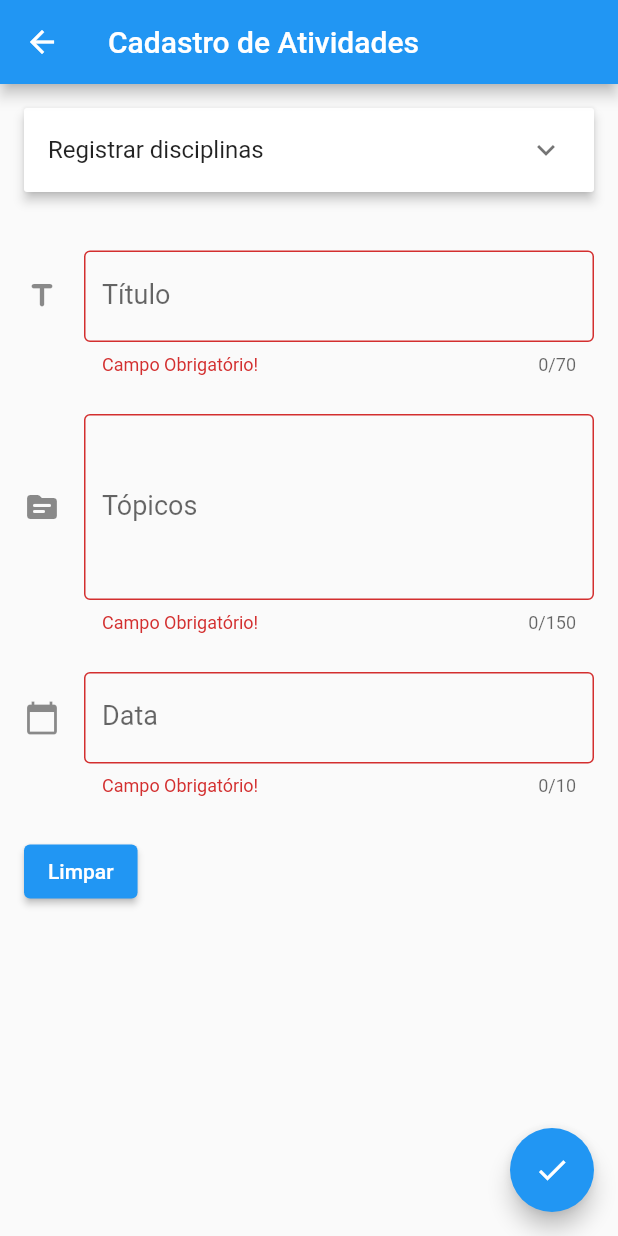
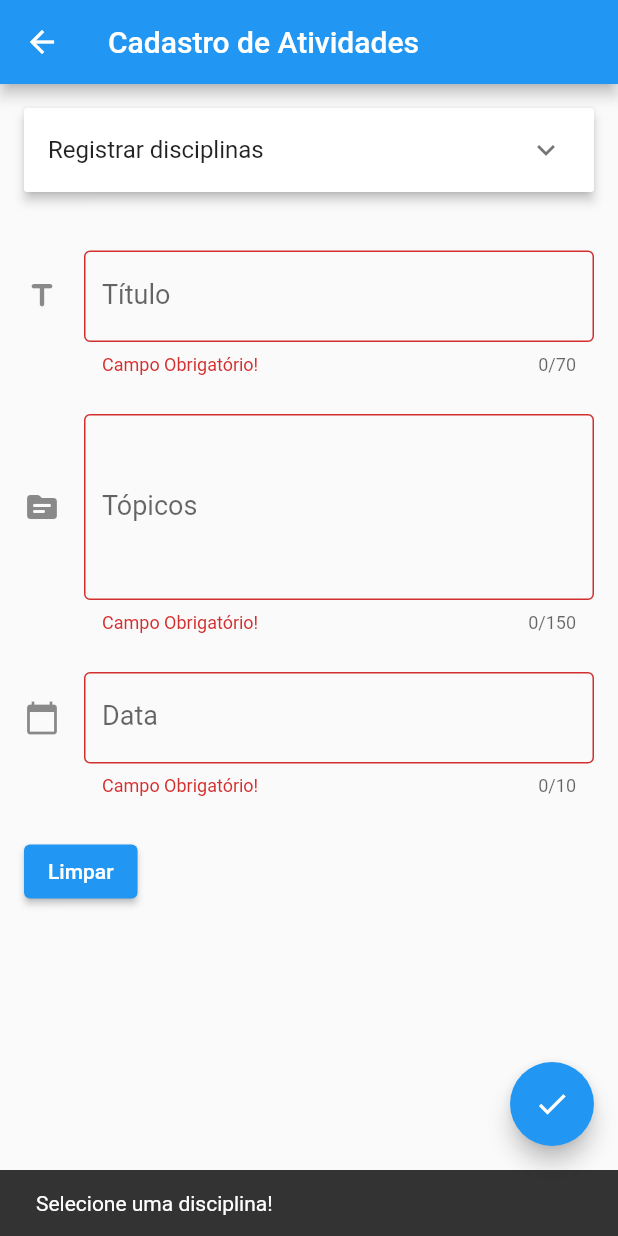
Before and after one commit to RenanFerreira0412/student_notes, a Flutter app: the Formulario screen opened directly, after a tap on the "done" icon, on a phone screen of 412 x 824 dp. Run offline on Flutter 3.47's test engine with Material 2 defaults, Android fonts, the phone set to English and light mode, and no system bars; our stand-ins replace cloud_firestore, firebase_auth, firebase_core; accounts and stored records are empty.

```diff
--- a/lib/Components/form_methods.dart
+++ b/lib/Components/form_methods.dart
@@ -59,6 +59,7 @@ Future<void> limpaFormulario(TextEditingController _controladorTitulo,
 
 Future<void> addDisciplina(CollectionReference disciplinaRef,
     TextEditingController controladorDisciplina, String userId) async {
+
   await disciplinaRef
       .add({'nome': controladorDisciplina.text, 'userId': userId})
       .then((value) => debugPrint("Disciplina Adicionada"))
--- a/lib/Screens/activity_list.dart
+++ b/lib/Screens/activity_list.dart
@@ -23,7 +23,7 @@ class ListActivity extends StatelessWidget {
 
     return Scaffold(
         appBar: AppBar(
-          title: const Text('Atividades'),
+          title: Text(nomeDisciplina),
         ),
         body: StreamBuilder<QuerySnapshot>(
             stream: _activityFilterStream,
--- a/lib/Screens/form.dart
+++ b/lib/Screens/form.dart
@@ -156,8 +156,13 @@ class _FormularioState extends State<Formulario> {
       ),
       floatingActionButton: FloatingActionButton(
         onPressed: () {
-          if (_formKey.currentState!.validate() &&
-              _disciplinaSelecionada != '') {
+          if (!_formKey.currentState!.validate() ||
+              _disciplinaSelecionada == '') {
+            //Mensagem de validação - SnackBar
+            const SnackBar snackBar =
+                SnackBar(content: Text("Selecione uma disciplina! "));
+            ScaffoldMessenger.of(context).showSnackBar(snackBar);
+          } else {
             if (documentID == '') {
               criarAtividade(activityRef, _controladorTitulo, _controladorData,
                   _disciplinaSelecionada, _controladorTopicos, auth.userId());
@@ -252,6 +257,7 @@ class _FormularioState extends State<Formulario> {
                       onPressed: () {
                         if (_formKeyDisciplina.currentState!.validate()) {
                           debugPrint(_controladorNome.text);
+
                           addDisciplina(
                               disciplinaRef, _controladorNome, auth.userId());
                         }
--- a/lib/Screens/homepage.dart
+++ b/lib/Screens/homepage.dart
@@ -21,7 +21,7 @@ class _HomePageState extends State<HomePage> {
       appBar: AppBar(
         title: const Text('Student Notes'),
       ),
-      body: CardDisciplinas(userId: auth.userId()),
+      body: ItemHomepage(userId: auth.userId()),
       drawer: Drawer(
         child: ListView(
           padding: EdgeInsets.zero,
```
Also changed, not shown: lib/Components/item_disciplinas.dart (+34 -10 lines).
